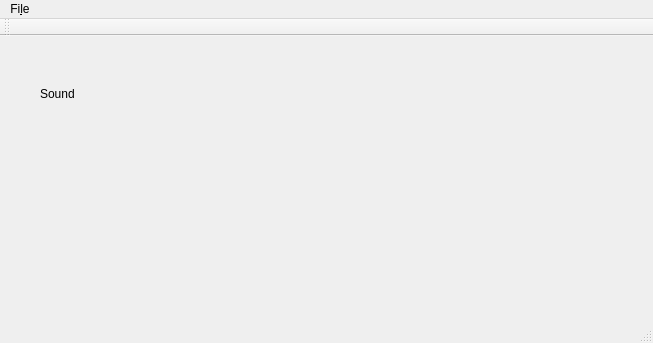
danilolc/pk2_se, file qt/sc_window.ui: the form before one commit.
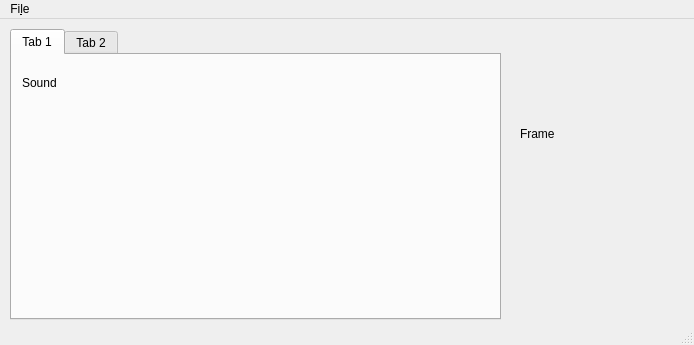
The form after the commit. The open tabs and pages were chosen to show the change.

```diff
--- a/qt/sc_window.ui
+++ b/qt/sc_window.ui
@@ -6,25 +6,61 @@
    <rect>
     <x>0</x>
     <y>0</y>
-    <width>653</width>
-    <height>343</height>
+    <width>694</width>
+    <height>345</height>
    </rect>
   </property>
   <property name="windowTitle">
    <string>SC_Window</string>
   </property>
   <widget class="QWidget" name="centralWidget">
-   <widget class="QLabel" name="lab_sound">
+   <widget class="QTabWidget" name="tabWidget">
     <property name="geometry">
      <rect>
-      <x>40</x>
-      <y>50</y>
-      <width>151</width>
-      <height>16</height>
+      <x>10</x>
+      <y>10</y>
+      <width>491</width>
+      <height>291</height>
+     </rect>
+    </property>
+    <property name="currentIndex">
+     <number>1</number>
+    </property>
+    <widget class="QWidget" name="tab">
+     <attribute name="title">
+      <string>Tab 1</string>
+     </attribute>
+     <widget class="QLabel" name="lab_sound">
+      <property name="geometry">
+       <rect>
+        <x>10</x>
+        <y>20</y>
+        <width>151</width>
+        <height>16</height>
+       </rect>
+      </property>
+      <property name="text">
+       <string>Sound</string>
+      </property>
+     </widget>
+    </widget>
+    <widget class="QWidget" name="tab_2">
+     <attribute name="title">
+      <string>Tab 2</string>
+     </attribute>
+    </widget>
+   </widget>
+   <widget class="QLabel" name="frame">
+    <property name="geometry">
+     <rect>
+      <x>520</x>
+      <y>40</y>
+      <width>150</width>
+      <height>150</height>
      </rect>
     </property>
     <property name="text">
-     <string>Sound</string>
+     <string>Frame</string>
     </property>
    </widget>
   </widget>
@@ -33,7 +69,7 @@
     <rect>
      <x>0</x>
      <y>0</y>
-     <width>653</width>
+     <width>694</width>
      <height>19</height>
     </rect>
    </property>
@@ -46,14 +82,6 @@
    </widget>
    <addaction name="menuFile"/>
   </widget>
-  <widget class="QToolBar" name="mainToolBar">
-   <attribute name="toolBarArea">
-    <enum>TopToolBarArea</enum>
-   </attribute>
-   <attribute name="toolBarBreak">
-    <bool>false</bool>
-   </attribute>
-  </widget>
   <widget class="QStatusBar" name="statusBar"/>
   <action name="menuOpen">
    <property name="text">
```
Left out of the diff: 8 changed lines with no effect on the pictures.
